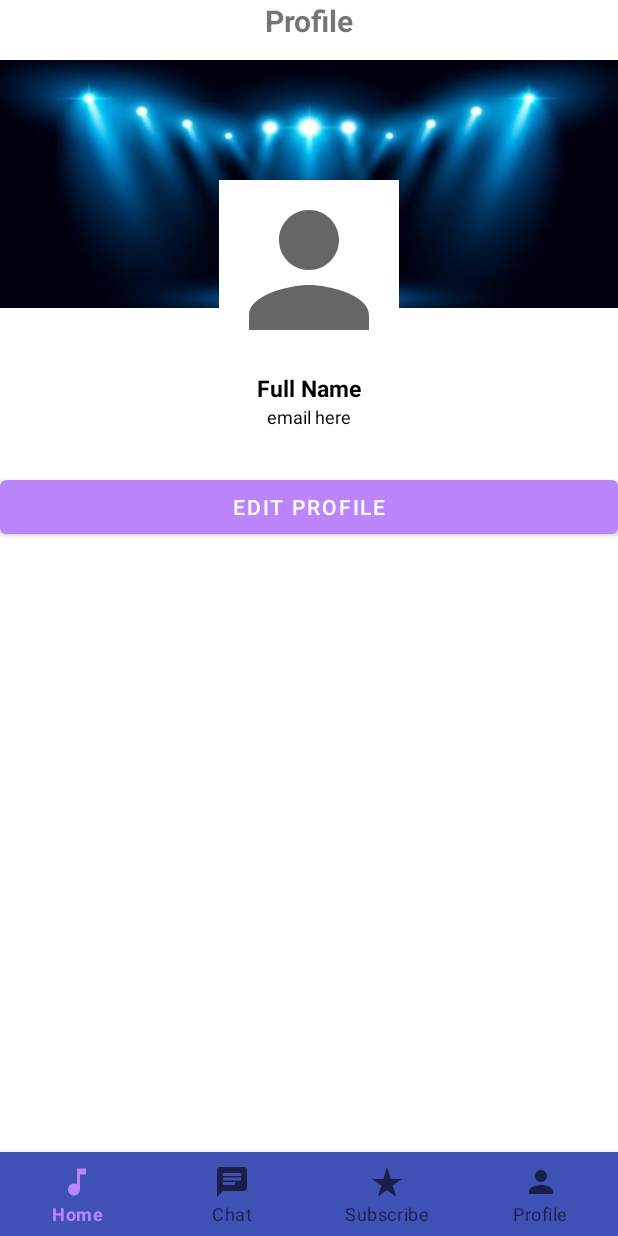
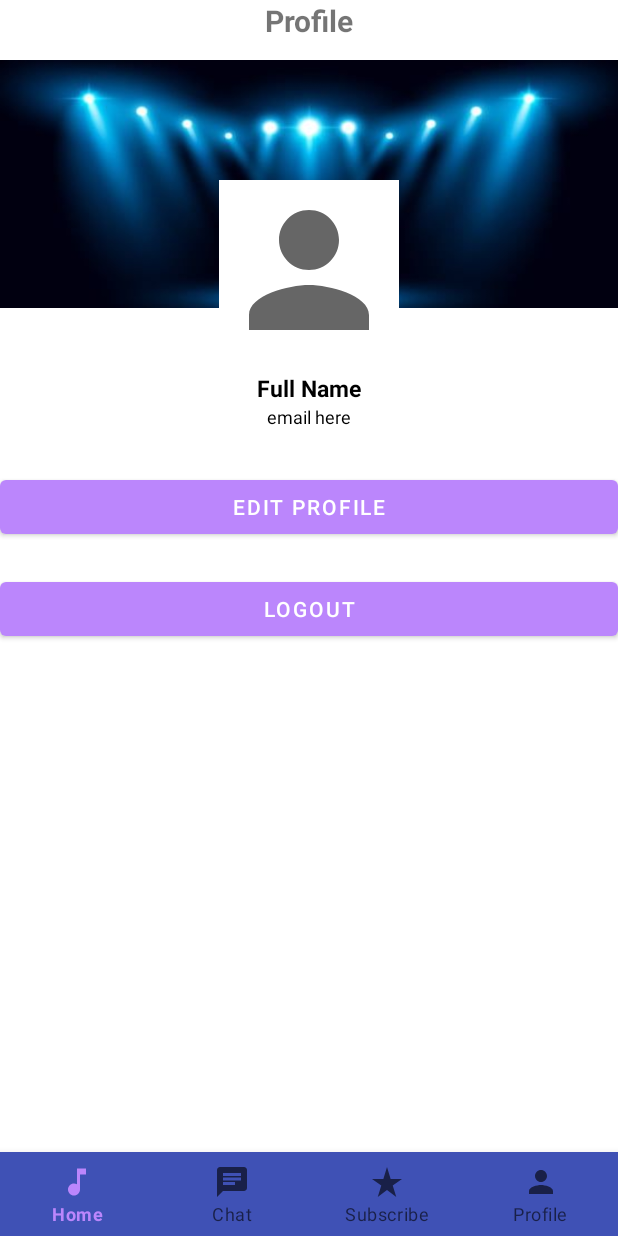
Before and after one commit to wynjardi/MobdeveFinalProj, an Android app: the layout activity_profile.xml on its own in the app's theme, with its tools: preview values and no code run, on a phone screen of 412 x 824 dp. Run offline under Robolectric (Android 15) with nearby library versions, the light colour scheme and no system bars.

Commit message:
fix logout for user

```diff
--- a/app/src/main/java/com/mobdeve/jardiniano/see/DashboardUserActivity.kt
+++ b/app/src/main/java/com/mobdeve/jardiniano/see/DashboardUserActivity.kt
@@ -1,6 +1,7 @@
 package com.mobdeve.jardiniano.see
 
 import android.annotation.SuppressLint
+import android.content.Intent
 import android.os.Bundle
 import android.util.Log
 import androidx.appcompat.app.AppCompatActivity
@@ -79,6 +80,8 @@ class DashboardUserActivity : AppCompatActivity() {
         database.child("Concerts")
             .addValueEventListener(concertListener)
 
+
+
         NavBar(findViewById<BottomNavigationView>(R.id.bottom_nav), this, R.id.menuHomeIcon)
     }
 
--- a/app/src/main/java/com/mobdeve/jardiniano/see/EditProfile.kt
+++ b/app/src/main/java/com/mobdeve/jardiniano/see/EditProfile.kt
@@ -1,6 +1,7 @@
 package com.mobdeve.jardiniano.see
 
 import android.app.ProgressDialog
+import android.content.Intent
 import androidx.appcompat.app.AppCompatActivity
 import android.os.Bundle
 import android.widget.Toast
@@ -45,6 +46,7 @@ class EditProfile : AppCompatActivity() {
         binding.backBtn.setOnClickListener {
             onBackPressed()
         }
+
 
     }
 
--- a/app/src/main/res/layout/activity_dashboard_user.xml
+++ b/app/src/main/res/layout/activity_dashboard_user.xml
@@ -39,13 +39,7 @@
             app:layout_constraintStart_toStartOf="parent"
             app:layout_constraintTop_toBottomOf="@id/title_text" />
 
-        <Button
-            android:layout_width="wrap_content"
-            android:layout_height="wrap_content"
-            android:text="Logout"
-            android:textColor="#311B92"
-            app:layout_constraintEnd_toEndOf="parent"
-            app:layout_constraintTop_toTopOf="parent" />
+
 
     </androidx.constraintlayout.widget.ConstraintLayout>
 
--- a/app/src/main/res/layout/activity_profile.xml
+++ b/app/src/main/res/layout/activity_profile.xml
@@ -64,22 +64,28 @@
         android:textSize="12dp"/>
 
     <LinearLayout
+        android:id="@+id/detailsLl"
         android:layout_width="match_parent"
         android:layout_height="wrap_content"
-        android:id="@+id/detailsLl"
-        android:orientation="horizontal"
         android:layout_below="@id/emaiLTv"
-        android:layout_marginTop="8dp">
+        android:layout_marginTop="8dp"
+        android:orientation="vertical">
 
         <Button
+            android:id="@+id/profileEditBtn"
             android:layout_width="match_parent"
             android:layout_height="wrap_content"
-            android:id="@+id/profileEditBtn"
             android:layout_below="@+id/nameTil"
-            android:text="Edit Profile"
-            android:layout_marginTop="20dp"/>
+            android:layout_marginTop="20dp"
+            android:text="Edit Profile" />
 
-
+        <Button
+            android:id="@+id/logoutBtn"
+            android:layout_width="match_parent"
+            android:layout_height="wrap_content"
+            android:layout_below="@+id/profileEditBtn"
+            android:layout_marginTop="20dp"
+            android:text="Logout" />
 
 
     </LinearLayout>
```
